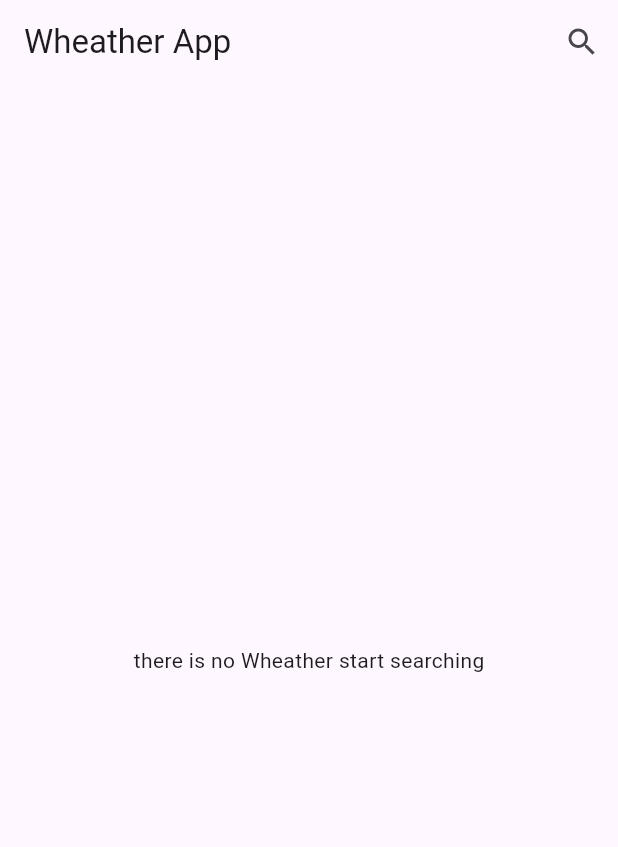
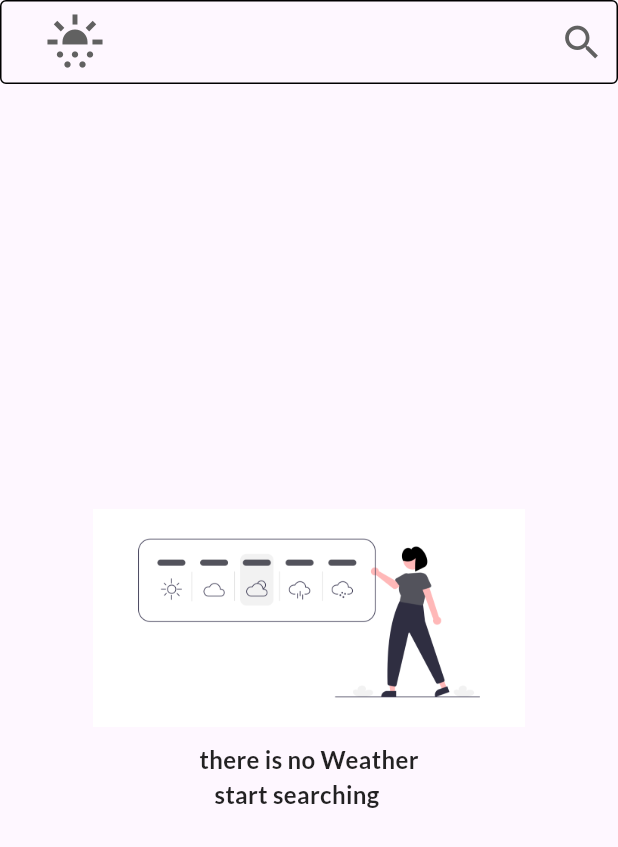
Before and after one commit to Abdalla-Eldaly/Weather-app, a Flutter app: the screen it shows after launch, on a phone screen of 412 x 824 dp. Shown: the top 847 px of the screen. Run offline on Flutter 3.47's test engine with Material 3 defaults, Android fonts, the phone set to English and light mode, and no system bars; our stand-ins replace dio, flutter_bloc, google_fonts.

Commit message:
+ intial Commit

```diff
--- /dev/null
+++ b/lib/constant/assets.dart
@@ -0,0 +1,3 @@
+const String SpalchIcon='assets/images/icons8-night-wind-100.png';
+const String NoWeatherIcon='assets/images/undraw_Weather_re_qsmd.png';
+const String NoResultIcon='assets/images/undraw_Page_not_found_re_e9o6.png';
--- /dev/null
+++ b/lib/constant/strings.dart
@@ -0,0 +1 @@
+const String noWeather ='there is no Weather\n   start searching';
--- /dev/null
+++ b/lib/constant/textStyle.dart
@@ -0,0 +1,19 @@
+import 'package:flutter/material.dart';
+import 'package:google_fonts/google_fonts.dart';
+class TextAppStyle{
+  static TextStyle citynameStyle (){
+    return GoogleFonts.lato(fontSize: 30,color: Colors.black87,fontWeight: FontWeight.w600);
+  }
+  static TextStyle update (){
+    return GoogleFonts.lato(fontSize: 25 ,color: Colors.black87,fontWeight: FontWeight.w400);
+  }
+  static TextStyle temp (){
+    return GoogleFonts.lato(fontSize: 16 ,color: Colors.black87,fontWeight: FontWeight.w500);
+  }
+  static TextStyle avaTemp (){
+    return GoogleFonts.lato(fontSize: 24 ,color: Colors.black87,fontWeight: FontWeight.w600);
+  }
+  static TextStyle appText (){
+    return GoogleFonts.lato(fontSize: 16 ,color: Colors.black87,fontWeight: FontWeight.w600);
+  }
+}
--- a/lib/main.dart
+++ b/lib/main.dart
@@ -2,6 +2,7 @@ import 'package:flutter/material.dart';
 import 'package:flutter_bloc/flutter_bloc.dart';
 import 'package:wheater/businessLogic/getWhaether/get_wheathear_cubit.dart';
 import 'package:wheater/view/screens/home_View.dart';
+import 'package:wheater/view/screens/spalsh_View.dart';
 import 'package:wheater/view/widgets/search_View.dart';
 
 import 'colorThems.dart';
@@ -23,11 +24,14 @@ class MyApp extends StatelessWidget {
             debugShowCheckedModeBanner: false,
             routes: {
               HomeScreen.routeName: (_) => HomeScreen(),
-              Search.routeName: (_) => Search()
+              Search.routeName: (_) => Search(),
+              SplashScreen.routeName:(_)=>SplashScreen()
             },
-            initialRoute: HomeScreen.routeName,
-            title: 'Flutter Demo',
+            initialRoute: SplashScreen.routeName,
+            title: 'Weather',
+
             theme: ThemeData(
+              appBarTheme:AppBarTheme(shape: OutlineInputBorder(borderSide: BorderSide(color: Colors.black))) ,
               primarySwatch: getColorTheme(
                 BlocProvider.of<GetWeatherCubit>(context).wheatherModel?.wheatherCondation,
               ),
--- a/lib/view/screens/home_View.dart
+++ b/lib/view/screens/home_View.dart
@@ -5,6 +5,7 @@ import 'package:wheater/businessLogic/getWhaether/get_wheathear_state.dart';
 import 'package:wheater/data/model.dart';
 import 'package:wheater/view/widgets/search_View.dart';
 
+import '../widgets/noResultWeather.dart';
 import '../widgets/noWeatherInfo.dart';
 import '../widgets/weatherInfo.dart';
 
@@ -15,40 +16,49 @@ class HomeScreen extends StatefulWidget {
   @override
   State<HomeScreen> createState() => _HomeScreenState();
 }
+
 class _HomeScreenState extends State<HomeScreen> {
   @override
   Widget build(BuildContext context) {
     return Scaffold(
       appBar: AppBar(
-        // backgroundColor: Colors.greenAccent,
-        title: Text('Wheather App'),
+        backgroundColor: Colors.transparent,
+        leading: Container(
+            margin: EdgeInsets.symmetric(horizontal: 30),
+            child: CircleAvatar(
+                child: Icon(
+              Icons.sunny_snowing,
+              size: 40,
+              color: Colors.grey[700],
+            ))),
         actions: [
           IconButton(
               onPressed: () {
                 Navigator.pushNamed(context, Search.routeName);
               },
-              icon: Icon(Icons.search))
+              icon: Icon(
+                Icons.search,
+                size: 30,
+                color: Colors.grey[700],
+              ))
         ],
       ),
-      body:BlocBuilder<GetWeatherCubit,WeatherState>(
+      body: BlocBuilder<GetWeatherCubit, WeatherState>(
         builder: (context, state) {
-            if(state is WeatherInitialState){
+          if (state is WeatherInitialState) {
             print('2222222222222');
-              return const HomeEmpty();
-
-            }
-            else if(state is WeatherLoadedState){
+            return HomeEmpty();
+          } else if (state is WeatherLoadedState) {
             print('3333333333333');
 
-              return HomeInfo(weather: state.wheatherModel,);
-
-            }
-            else{
-              return const Center(child: Text('No result'));
-
+            return HomeInfo(
+              weather: state.wheatherModel,
+            );
+          } else {
+            return NoResultFound();
           }
         },
-
-    ),);
+      ),
+    );
   }
 }
--- a/lib/view/widgets/noWeatherInfo.dart
+++ b/lib/view/widgets/noWeatherInfo.dart
@@ -1,4 +1,8 @@
 import 'package:flutter/material.dart';
+import 'package:wheater/constant/textStyle.dart';
+
+import '../../constant/assets.dart';
+import '../../constant/strings.dart';
 
 class HomeEmpty extends StatelessWidget {
   const HomeEmpty({super.key});
@@ -7,7 +11,17 @@ class HomeEmpty extends StatelessWidget {
   Widget build(BuildContext context) {
     return Column(
       mainAxisAlignment: MainAxisAlignment.center,
-      children: [Center(child: Text('there is no Wheather start searching'))],
+      children: [
+
+
+
+        Center(child: Column(
+          children: [
+            Image.asset(NoWeatherIcon,scale: 1.02,width: MediaQuery.of(context).size.width *.70,),
+            SizedBox(height: 10,),
+            Text(noWeather,style: TextAppStyle.appText(),),
+          ],
+        ))],
     );
   }
 }
```
Also changed, not shown: lib/constant/colors.dart (added, +7 -0 lines), lib/view/screens/spalsh_View.dart (added, +96 -0 lines), lib/view/widgets/noResultWeather.dart (added, +29 -0 lines), lib/view/widgets/search_View.dart (+11 -12 lines), lib/view/widgets/weatherInfo.dart (+31 -28 lines), pubspec.yaml (+27 -3 lines), assets/images/icons8-night-wind-100.png (added), assets/images/undraw_Page_not_found_re_e9o6.png (added), assets/images/undraw_Weather_re_qsmd.png (added), pubspec.lock, 36 other files. Lines whose indentation alone changed are shown as unchanged.
